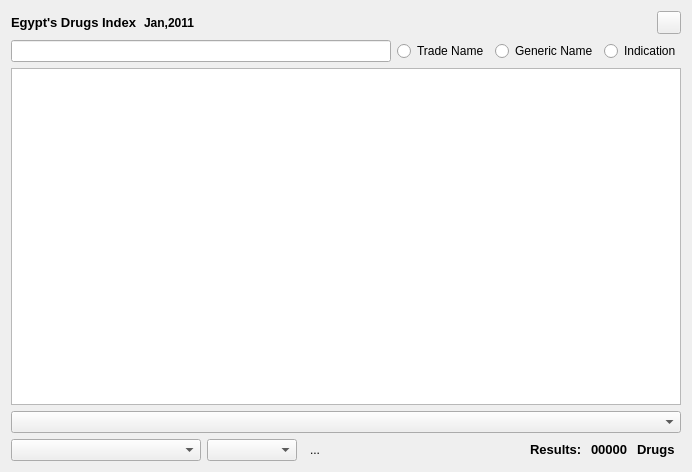
Before: the Qt Designer form qtemr/ui/drugindex.ui in dr3mro/SmartClinic, drawn with Qt 5.
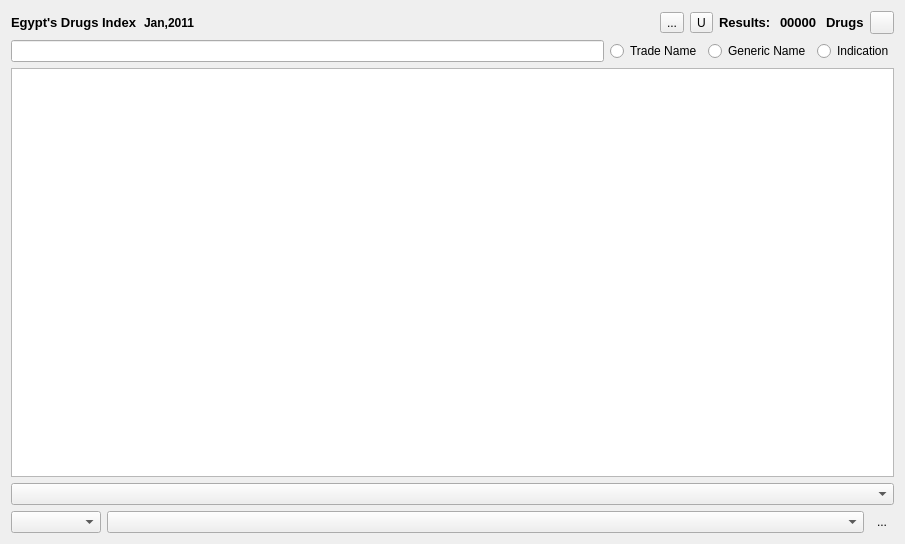
After: the same form once the commit is applied. Icons and pictures are not drawn.

```diff
--- a/qtemr/ui/drugindex.ui
+++ b/qtemr/ui/drugindex.ui
@@ -6,36 +6,103 @@
    <rect>
     <x>0</x>
     <y>0</y>
-    <width>692</width>
-    <height>472</height>
+    <width>905</width>
+    <height>544</height>
    </rect>
   </property>
+  <property name="sizePolicy">
+   <sizepolicy hsizetype="Minimum" vsizetype="Preferred">
+    <horstretch>0</horstretch>
+    <verstretch>0</verstretch>
+   </sizepolicy>
+  </property>
   <property name="windowTitle">
    <string>Dialog</string>
   </property>
   <layout class="QGridLayout" name="gridLayout">
-   <item row="0" column="0">
-    <widget class="QLabel" name="title">
-     <property name="font">
-      <font>
-       <pointsize>10</pointsize>
-       <weight>75</weight>
-       <bold>true</bold>
-      </font>
-     </property>
-     <property name="text">
-      <string>Egypt's Drugs Index</string>
-     </property>
-    </widget>
+   <item row="3" column="0" colspan="9">
+    <layout class="QHBoxLayout" name="horizontalLayout_3">
+     <item>
+      <widget class="QComboBox" name="categories">
+       <property name="sizePolicy">
+        <sizepolicy hsizetype="MinimumExpanding" vsizetype="Fixed">
+         <horstretch>0</horstretch>
+         <verstretch>0</verstretch>
+        </sizepolicy>
+       </property>
+       <property name="minimumSize">
+        <size>
+         <width>120</width>
+         <height>0</height>
+        </size>
+       </property>
+       <property name="editable">
+        <bool>false</bool>
+       </property>
+      </widget>
+     </item>
+    </layout>
    </item>
-   <item row="4" column="0" colspan="3">
-    <widget class="QComboBox" name="manufacturer">
-     <property name="editable">
-      <bool>false</bool>
-     </property>
-    </widget>
+   <item row="4" column="0" colspan="9">
+    <layout class="QHBoxLayout" name="horizontalLayout_2">
+     <item>
+      <widget class="QComboBox" name="manufacturer">
+       <property name="sizePolicy">
+        <sizepolicy hsizetype="Minimum" vsizetype="Fixed">
+         <horstretch>0</horstretch>
+         <verstretch>0</verstretch>
+        </sizepolicy>
+       </property>
+       <property name="minimumSize">
+        <size>
+         <width>90</width>
+         <height>0</height>
+        </size>
+       </property>
+       <property name="editable">
+        <bool>false</bool>
+       </property>
+      </widget>
+     </item>
+     <item>
+      <widget class="QComboBox" name="form">
+       <property name="sizePolicy">
+        <sizepolicy hsizetype="MinimumExpanding" vsizetype="Fixed">
+         <horstretch>0</horstretch>
+         <verstretch>0</verstretch>
+        </sizepolicy>
+       </property>
+       <property name="minimumSize">
+        <size>
+         <width>90</width>
+         <height>0</height>
+        </size>
+       </property>
+       <property name="editable">
+        <bool>false</bool>
+       </property>
+      </widget>
+     </item>
+     <item>
+      <widget class="QToolButton" name="resetButton">
+       <property name="toolTip">
+        <string>Reset Filters</string>
+       </property>
+       <property name="text">
+        <string>...</string>
+       </property>
+       <property name="icon">
+        <iconset resource="../res/resources.qrc">
+         <normaloff>:/Graphics/ex</normaloff>:/Graphics/ex</iconset>
+       </property>
+       <property name="autoRaise">
+        <bool>true</bool>
+       </property>
+      </widget>
+     </item>
+    </layout>
    </item>
-   <item row="1" column="0" colspan="11">
+   <item row="1" column="0" colspan="9">
     <layout class="QHBoxLayout" name="horizontalLayout">
      <item>
       <widget class="QLineEdit" name="search">
@@ -67,26 +134,110 @@
      </item>
     </layout>
    </item>
-   <item row="4" column="3">
-    <widget class="QComboBox" name="form">
-     <property name="sizePolicy">
-      <sizepolicy hsizetype="Fixed" vsizetype="Fixed">
-       <horstretch>0</horstretch>
-       <verstretch>0</verstretch>
-      </sizepolicy>
+   <item row="0" column="8">
+    <widget class="QToolButton" name="closeButton">
+     <property name="text">
+      <string/>
      </property>
+    </widget>
+   </item>
+   <item row="0" column="5">
+    <widget class="QLabel" name="results">
+     <property name="text">
+      <string>&lt;html&gt;&lt;head/&gt;&lt;body&gt;&lt;p&gt;&lt;span style=&quot; font-size:10pt; font-weight:600;&quot;&gt;Results: &lt;/span&gt;&lt;/p&gt;&lt;/body&gt;&lt;/html&gt;</string>
+     </property>
+    </widget>
+   </item>
+   <item row="0" column="1">
+    <widget class="QLabel" name="updated">
+     <property name="font">
+      <font>
+       <bold>true</bold>
+      </font>
+     </property>
+     <property name="text">
+      <string>Jan,2011</string>
+     </property>
+    </widget>
+   </item>
+   <item row="0" column="7">
+    <widget class="QLabel" name="drugs">
+     <property name="text">
+      <string>&lt;html&gt;&lt;head/&gt;&lt;body&gt;&lt;p&gt;&lt;span style=&quot; font-size:10pt; font-weight:600;&quot;&gt; Drugs&lt;/span&gt;&lt;/p&gt;&lt;/body&gt;&lt;/html&gt;</string>
+     </property>
+    </widget>
+   </item>
+   <item row="0" column="3">
+    <widget class="QToolButton" name="resetDatabaseButton">
+     <property name="text">
+      <string>...</string>
+     </property>
+     <property name="icon">
+      <iconset resource="../res/resources.qrc">
+       <normaloff>:/ionicons/reDose</normaloff>:/ionicons/reDose</iconset>
+     </property>
+     <property name="shortcut">
+      <string>Ctrl+Shift+R</string>
+     </property>
+    </widget>
+   </item>
+   <item row="0" column="0">
+    <widget class="QLabel" name="title">
+     <property name="font">
+      <font>
+       <pointsize>10</pointsize>
+       <bold>true</bold>
+      </font>
+     </property>
+     <property name="text">
+      <string>Egypt's Drugs Index</string>
+     </property>
+    </widget>
+   </item>
+   <item row="0" column="4">
+    <widget class="QToolButton" name="updateButton">
+     <property name="toolTip">
+      <string>&lt;html&gt;&lt;head/&gt;&lt;body&gt;&lt;p&gt;Update Database&lt;/p&gt;&lt;/body&gt;&lt;/html&gt;</string>
+     </property>
+     <property name="text">
+      <string>U</string>
+     </property>
+     <property name="icon">
+      <iconset resource="../res/resources.qrc">
+       <normaloff>:/ionicons/check</normaloff>:/ionicons/check</iconset>
+     </property>
+     <property name="shortcut">
+      <string>Ctrl+Shift+U</string>
+     </property>
+    </widget>
+   </item>
+   <item row="0" column="2">
+    <spacer name="horizontalSpacer">
+     <property name="orientation">
+      <enum>Qt::Horizontal</enum>
+     </property>
+     <property name="sizeHint" stdset="0">
+      <size>
+       <width>284</width>
+       <height>19</height>
+      </size>
+     </property>
+    </spacer>
+   </item>
+   <item row="0" column="6">
+    <widget class="QLabel" name="resultsCount">
      <property name="minimumSize">
       <size>
-       <width>90</width>
+       <width>40</width>
        <height>0</height>
       </size>
      </property>
-     <property name="editable">
-      <bool>false</bool>
+     <property name="text">
+      <string>&lt;html&gt;&lt;head/&gt;&lt;body&gt;&lt;p&gt;&lt;span style=&quot; font-size:10pt; font-weight:600;&quot;&gt;00000&lt;/span&gt;&lt;/p&gt;&lt;/body&gt;&lt;/html&gt;</string>
      </property>
     </widget>
    </item>
-   <item row="2" column="0" colspan="11">
+   <item row="2" column="0" colspan="9">
     <widget class="QTableView" name="indexTable">
      <property name="editTriggers">
       <set>QAbstractItemView::NoEditTriggers</set>
@@ -111,125 +262,6 @@
      </attribute>
     </widget>
    </item>
-   <item row="3" column="0" colspan="11">
-    <widget class="QComboBox" name="categories">
-     <property name="sizePolicy">
-      <sizepolicy hsizetype="Expanding" vsizetype="Fixed">
-       <horstretch>0</horstretch>
-       <verstretch>0</verstretch>
-      </sizepolicy>
-     </property>
-     <property name="editable">
-      <bool>false</bool>
-     </property>
-    </widget>
-   </item>
-   <item row="4" column="6">
-    <widget class="QLabel" name="results">
-     <property name="text">
-      <string>&lt;html&gt;&lt;head/&gt;&lt;body&gt;&lt;p&gt;&lt;span style=&quot; font-size:10pt; font-weight:600;&quot;&gt;Results: &lt;/span&gt;&lt;/p&gt;&lt;/body&gt;&lt;/html&gt;</string>
-     </property>
-    </widget>
-   </item>
-   <item row="4" column="7" colspan="2">
-    <widget class="QLabel" name="resultsCount">
-     <property name="minimumSize">
-      <size>
-       <width>40</width>
-       <height>0</height>
-      </size>
-     </property>
-     <property name="text">
-      <string>&lt;html&gt;&lt;head/&gt;&lt;body&gt;&lt;p&gt;&lt;span style=&quot; font-size:10pt; font-weight:600;&quot;&gt;00000&lt;/span&gt;&lt;/p&gt;&lt;/body&gt;&lt;/html&gt;</string>
-     </property>
-    </widget>
-   </item>
-   <item row="4" column="9" colspan="2">
-    <widget class="QLabel" name="drugs">
-     <property name="text">
-      <string>&lt;html&gt;&lt;head/&gt;&lt;body&gt;&lt;p&gt;&lt;span style=&quot; font-size:10pt; font-weight:600;&quot;&gt; Drugs&lt;/span&gt;&lt;/p&gt;&lt;/body&gt;&lt;/html&gt;</string>
-     </property>
-    </widget>
-   </item>
-   <item row="4" column="5">
-    <spacer name="horizontalSpacer_3">
-     <property name="orientation">
-      <enum>Qt::Horizontal</enum>
-     </property>
-     <property name="sizeType">
-      <enum>QSizePolicy::Expanding</enum>
-     </property>
-     <property name="sizeHint" stdset="0">
-      <size>
-       <width>40</width>
-       <height>20</height>
-      </size>
-     </property>
-    </spacer>
-   </item>
-   <item row="4" column="4">
-    <widget class="QToolButton" name="resetButton">
-     <property name="toolTip">
-      <string>Reset Filters</string>
-     </property>
-     <property name="text">
-      <string>...</string>
-     </property>
-     <property name="icon">
-      <iconset resource="../res/resources.qrc">
-       <normaloff>:/Graphics/ex</normaloff>:/Graphics/ex</iconset>
-     </property>
-     <property name="autoRaise">
-      <bool>true</bool>
-     </property>
-    </widget>
-   </item>
-   <item row="0" column="10">
-    <widget class="QToolButton" name="closeButton">
-     <property name="text">
-      <string/>
-     </property>
-    </widget>
-   </item>
-   <item row="0" column="8" colspan="2">
-    <spacer name="horizontalSpacer_2">
-     <property name="orientation">
-      <enum>Qt::Horizontal</enum>
-     </property>
-     <property name="sizeHint" stdset="0">
-      <size>
-       <width>37</width>
-       <height>20</height>
-      </size>
-     </property>
-    </spacer>
-   </item>
-   <item row="0" column="2" colspan="6">
-    <spacer name="horizontalSpacer">
-     <property name="orientation">
-      <enum>Qt::Horizontal</enum>
-     </property>
-     <property name="sizeHint" stdset="0">
-      <size>
-       <width>284</width>
-       <height>19</height>
-      </size>
-     </property>
-    </spacer>
-   </item>
-   <item row="0" column="1">
-    <widget class="QLabel" name="updated">
-     <property name="font">
-      <font>
-       <weight>75</weight>
-       <bold>true</bold>
-      </font>
-     </property>
-     <property name="text">
-      <string>Jan,2011</string>
-     </property>
-    </widget>
-   </item>
   </layout>
  </widget>
  <resources>
```
